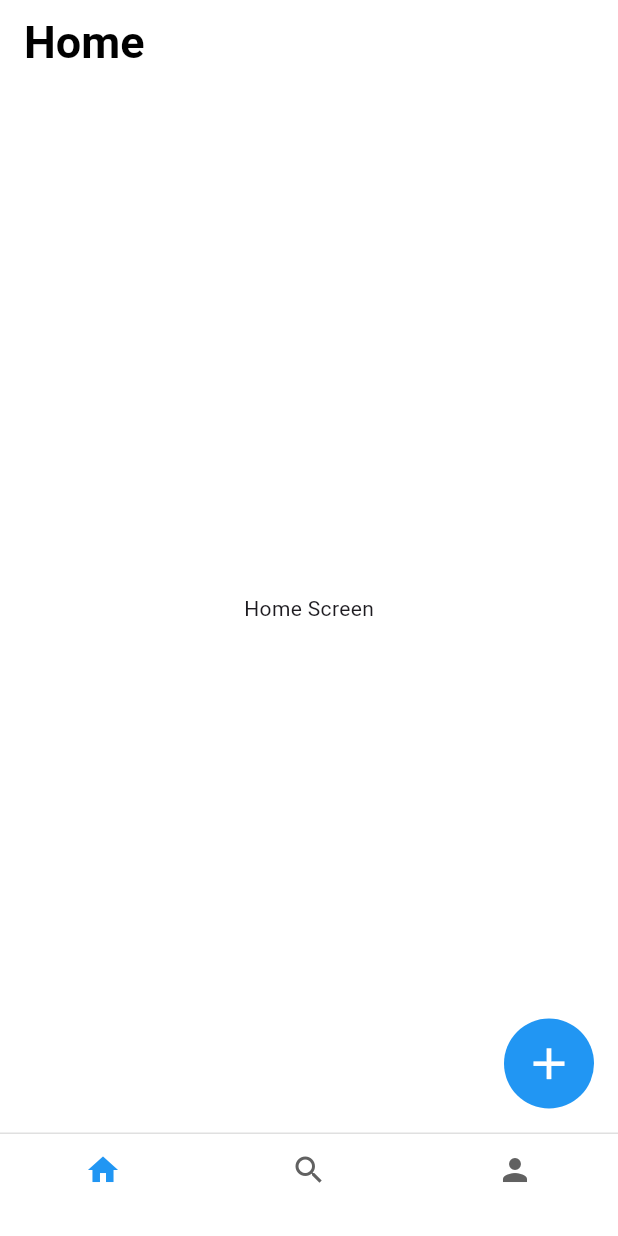
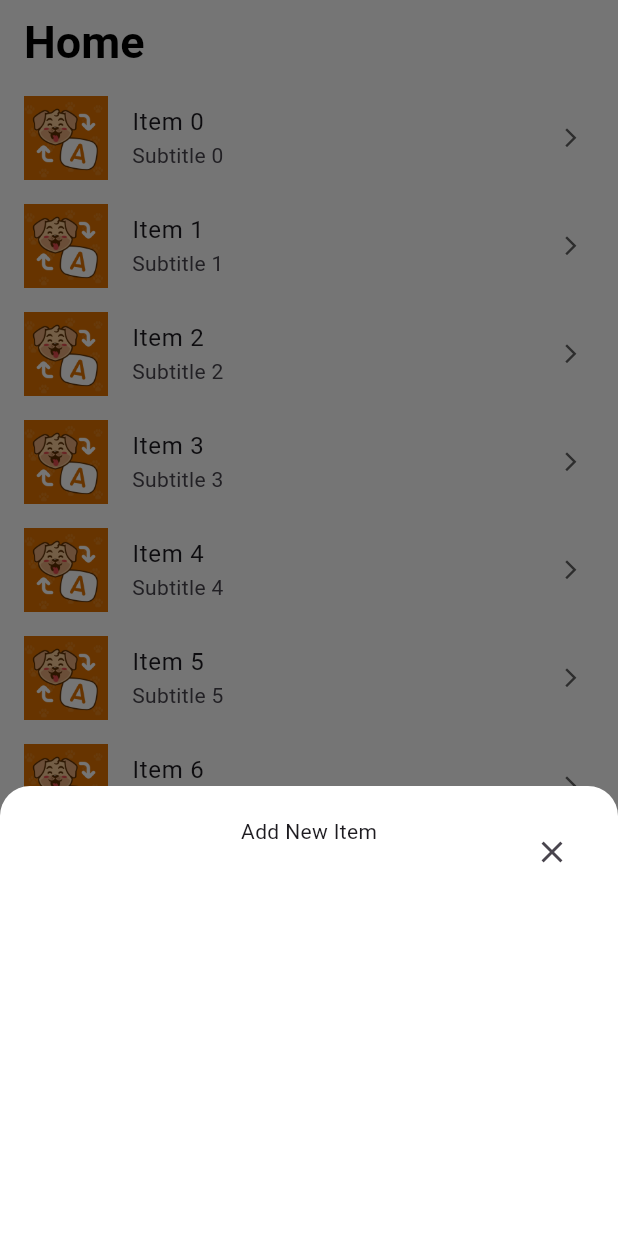
Before and after one commit to Leqdung1/some_animation_flutter, a Flutter app: the screen it shows after launch, after a tap on the "add" icon, on a phone screen of 412 x 824 dp. Run offline on Flutter 3.47's test engine with Material 3 defaults, Android fonts, the phone set to English and light mode, and no system bars.

Commit message:
add effect for float button

```diff
--- a/lib/home_screen.dart
+++ /dev/null
@@ -1,15 +0,0 @@
-import 'package:flutter/material.dart';
-
-class HomeScreen extends StatelessWidget {
-  const HomeScreen({super.key});
-
-  @override
-  Widget build(BuildContext context) {
-    return Scaffold(
-      appBar: AppBar(title: Text('Home')),
-      body: Center(child: Text('Home Screen')),
-    );
-  }
-
-
-}
--- a/lib/main_screen.dart
+++ b/lib/main_screen.dart
@@ -1,8 +1,8 @@
 import 'package:flutter/material.dart';
-import 'package:flutter_animation/bottom_navigator.dart';
-import 'package:flutter_animation/home_screen.dart';
-import 'package:flutter_animation/profile_screen.dart';
-import 'package:flutter_animation/search_screen.dart';
+import 'package:flutter_animation/widgets/bottom_navigator.dart';
+import 'package:flutter_animation/screen/home_screen.dart';
+import 'package:flutter_animation/screen/profile_screen.dart';
+import 'package:flutter_animation/screen/search_screen.dart';
 
 class MainScreen extends StatefulWidget {
   const MainScreen({super.key});
@@ -57,40 +57,10 @@ class _MainScreenState extends State<MainScreen> {
             },
             selectedIndex: value,
           ),
-          floatingActionButton:
-              value == 0 ? _buildFloatingActionButton() : null,
         );
       },
     );
   }
 
-  Widget _buildFloatingActionButton() {
-    final ValueNotifier<bool> onTapDown = ValueNotifier(false);
-    return ValueListenableBuilder(
-      valueListenable: onTapDown,
-      builder: (context, value, child) {
-        return GestureDetector(
-          onTap: () {},
-          onTapDown: (details) {
-            onTapDown.value = true;
-          },
-          onTapUp: (details) {
-            onTapDown.value = false;
-          },
-          onTapCancel: () {
-            onTapDown.value = false;
-          },
-          child: Container(
-            width: 60,
-            height: 60,
-            decoration: BoxDecoration(
-              color: value ? Colors.blue.shade200 : Colors.blue,
-              shape: BoxShape.circle,
-            ),
-            child: Icon(Icons.add, color: Colors.white, size: 35),
-          ),
-        );
-      },
-    );
-  }
+
 }
--- /dev/null
+++ b/lib/modal_bottom_sheet/home_modal_bottom_sheet.dart
@@ -0,0 +1,44 @@
+import 'package:flutter/material.dart';
+
+class HomeModalBottomSheet extends StatelessWidget {
+  const HomeModalBottomSheet({super.key});
+
+  @override
+  Widget build(BuildContext context) {
+    return Container(
+      height: 300,
+      width: double.infinity,
+      padding: EdgeInsets.all(20),
+      decoration: BoxDecoration(
+        color: Colors.white,
+        borderRadius: BorderRadius.only(
+          topLeft: Radius.circular(20),
+          topRight: Radius.circular(20),
+        ),
+      ),
+      child: Stack(
+        alignment: Alignment.center,
+        children: [
+          Column(children: [Text('Add New Item')]),
+          Positioned(
+            top: 0,
+            right: 0,
+            child: IconButton(
+              onPressed: () => Navigator.pop(context),
+              icon: Icon(Icons.close),
+            ),
+          ),
+        ],
+      ),
+    );
+  }
+}
+
+extension HomeModalBottomSheetExtension on BuildContext {
+  void showHomeModalBottomSheet() {
+    showModalBottomSheet(
+      context: this,
+      builder: (context) => HomeModalBottomSheet(),
+    );
+  }
+}
--- /dev/null
+++ b/lib/screen/home_screen.dart
@@ -0,0 +1,105 @@
+import 'dart:math';
+
+import 'package:flutter/material.dart';
+import 'package:flutter_animation/modal_bottom_sheet/home_modal_bottom_sheet.dart';
+
+class HomeScreen extends StatefulWidget {
+  const HomeScreen({super.key});
+
+  @override
+  State<HomeScreen> createState() => _HomeScreenState();
+}
+
+class _HomeScreenState extends State<HomeScreen> with TickerProviderStateMixin {
+  late final AnimationController controller;
+  late Animation<double> animation;
+  late Animation<double> translateAnimation;
+
+  @override
+  void initState() {
+    super.initState();
+    controller = AnimationController(
+      duration: Duration(milliseconds: 600),
+      vsync: this,
+    );
+    animation = Tween<double>(begin: 0, end: 1).animate(controller);
+    translateAnimation = Tween<double>(
+      begin: 100,
+      end: 0,
+    ).animate(CurvedAnimation(parent: controller, curve: Curves.easeOutBack));
+    controller.forward();
+  }
+
+  @override
+  void dispose() {
+    controller.dispose();
+    super.dispose();
+  }
+
+  @override
+  Widget build(BuildContext context) {
+    return Scaffold(
+      appBar: AppBar(title: Text('Home')),
+      body: ListView.builder(
+        itemCount: 50,
+        itemBuilder: (context, index) {
+          return ListTile(
+            leading: Image.asset('assets/images/img_dog.jpg'),
+            title: Text('Item $index'),
+            subtitle: Text('Subtitle $index'),
+            trailing: Icon(
+              Icons.arrow_forward_ios,
+              size: 15,
+              color: Colors.grey.shade700,
+            ),
+            onTap: () {},
+          );
+        },
+      ),
+      floatingActionButton: AnimatedBuilder(
+        animation: controller,
+        builder: (context, child) {
+          return Transform.translate(
+            offset: Offset(0, translateAnimation.value * 2),
+            child: _buildFloatingActionButton(),
+          );
+        },
+      ),
+    );
+  }
+
+  Widget _buildFloatingActionButton() {
+    final ValueNotifier<bool> onTapDown = ValueNotifier(false);
+    return ValueListenableBuilder(
+      valueListenable: onTapDown,
+      builder: (context, value, child) {
+        return GestureDetector(
+          onTap: () {
+            context.showHomeModalBottomSheet();
+          },
+          onTapDown: (details) {
+            onTapDown.value = true;
+          },
+          onTapUp: (details) {
+            onTapDown.value = false;
+          },
+          onTapCancel: () {
+            onTapDown.value = false;
+          },
+          child: Container(
+            width: 60,
+            height: 60,
+            decoration: BoxDecoration(
+              color: value ? Colors.blue.shade200 : Colors.blue,
+              shape: BoxShape.circle,
+            ),
+            child: Transform.rotate(
+              angle: animation.value * 2 * pi,
+              child: Icon(Icons.add, color: Colors.white, size: 35),
+            ),
+          ),
+        );
+      },
+    );
+  }
+}
--- a/pubspec.yaml
+++ b/pubspec.yaml
@@ -58,9 +58,9 @@ flutter:
   uses-material-design: true
 
   # To add assets to your application, add an assets section, like this:
-  # assets:
-  #   - images/a_dot_burr.jpeg
-  #   - images/a_dot_ham.jpeg
+  assets:
+    - assets/icons/
+    - assets/images/
 
   # An image asset can refer to one or more resolution-specific "variants", see
   # https://flutter.dev/to/resolution-aware-images
```
Also changed, not shown: assets/images/img_dog.jpg (added), lib/screen/profile_screen.dart (renamed from lib/profile_screen.dart), lib/screen/search_screen.dart (renamed from lib/search_screen.dart), lib/widgets/bottom_navigator.dart (renamed from lib/bottom_navigator.dart).
